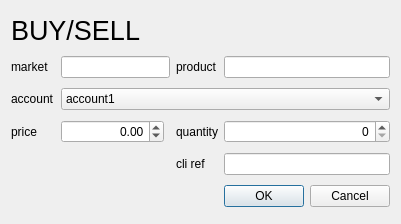
This is src/qt_components/src/qeditorder.ui in jleahred/maiquel-toolkit-cpp as Qt 5 draws it before an edit. The edited form follows.
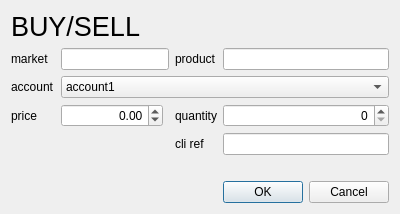
This is the edited form. Icons and pictures are not drawn. Custom widgets are drawn as their Qt base class.

```diff
--- a/src/qt_components/src/qeditorder.ui
+++ b/src/qt_components/src/qeditorder.ui
@@ -6,8 +6,8 @@
    <rect>
     <x>0</x>
     <y>0</y>
-    <width>401</width>
-    <height>224</height>
+    <width>376</width>
+    <height>196</height>
    </rect>
   </property>
   <property name="windowTitle">
@@ -192,7 +192,7 @@
    <item row="4" column="4">
     <widget class="QLineEdit" name="cliref"/>
    </item>
-   <item row="5" column="4">
+   <item row="6" column="4">
     <widget class="QDialogButtonBox" name="buttonBox">
      <property name="orientation">
       <enum>Qt::Horizontal</enum>
@@ -202,6 +202,16 @@
      </property>
     </widget>
    </item>
+   <item row="5" column="0" colspan="5">
+    <widget class="QLabel" name="message">
+     <property name="styleSheet">
+      <string notr="true">color: rgb(128, 0, 128);</string>
+     </property>
+     <property name="text">
+      <string/>
+     </property>
+    </widget>
+   </item>
   </layout>
  </widget>
  <customwidgets>
```
Left out of the diff: 2 changed lines with no effect on the pictures.
